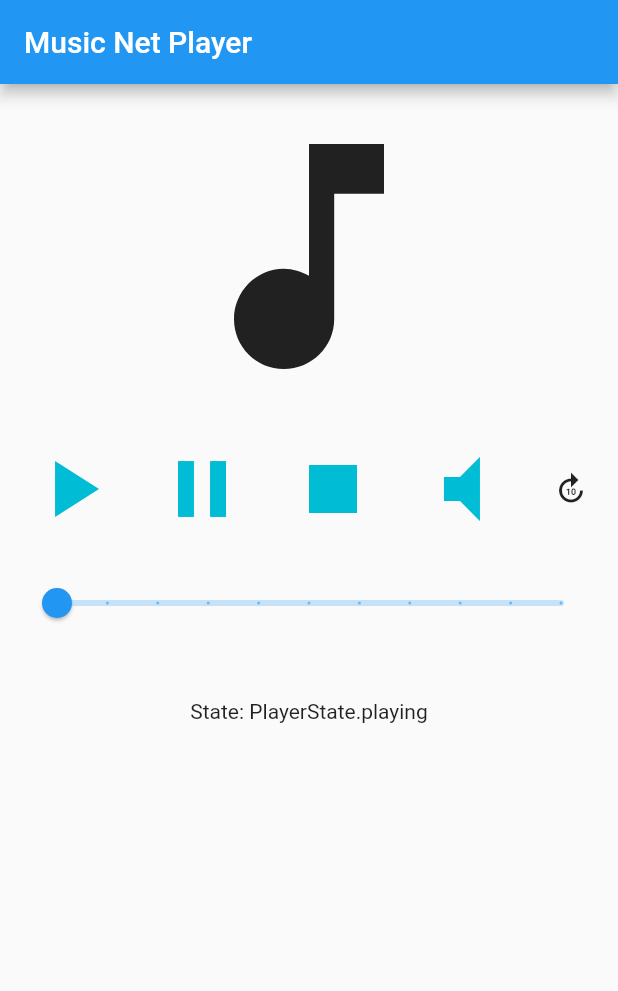
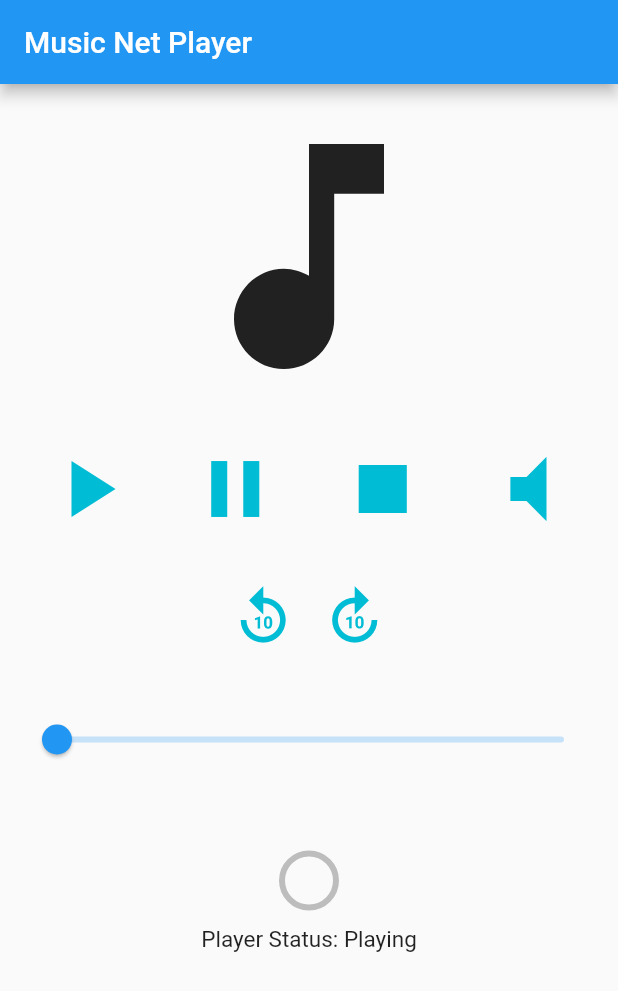
Before and after one commit to hbgit/flutter_a_z, a Flutter app: the screen it shows after launch, after a tap on the "play arrow" icon, after a tap on the "forward 10" icon, on a phone screen of 412 x 824 dp. Shown: the top 991 px of the screen. Run offline on Flutter 3.47's test engine with Material 2 defaults, Android fonts, the phone set to English and light mode, and no system bars; missing offline and left inert: audioplayer.

Commit message:
Add player functions
Signed-off-by: Herbert Rocha <herberthb12@gmail.com>

```diff
--- a/lib/view/HomeScreen.dart
+++ b/lib/view/HomeScreen.dart
@@ -17,12 +17,10 @@ enum PlayerState { stopped, playing, paused }
 class HomeScreen extends StatefulWidget {
   final String url;
 
-  HomeScreen({Key key, @required this.url})
-      : super(key: key);
+  HomeScreen({Key key, @required this.url}) : super(key: key);
 
   @override
   _HomeScreenState createState() => _HomeScreenState();
-
 }
 
 class _HomeScreenState extends State<HomeScreen> {
@@ -48,25 +46,23 @@ class _HomeScreenState extends State<HomeScreen> {
   get _positionText =>
       _position != null ? _position.toString().split('.').first : '';
 
-  double _getPositionValue(){
-    if(_duration != null){
-      return _position?.inMilliseconds?.toDouble() ?? 0.0;
+  double _getPositionValue() {
+    if (_duration != null) {
+      print("POSITION: ${_position?.inSeconds?.toDouble() ?? 0.0}");
+      return _position?.inSeconds?.toDouble() ?? 0.0;
     }
 
     return 0.0;
   }
 
-  double _getMaxPositionValue(){
-    if(_duration != null){
-      return _duration.inMilliseconds.toDouble();
+  double _getMaxPositionValue() {
+    if (_duration != null) {
+      print("DURATION: ${_duration?.inSeconds?.toDouble() ?? 0.0}");
+      return _duration?.inSeconds?.toDouble() ?? 0.0;
     }
 
-    return 0;
+    return 0.0;
   }
-
-
-
-
 
   @override
   void initState() {
@@ -97,26 +93,25 @@ class _HomeScreenState extends State<HomeScreen> {
       });
     });
 
-    _audioPlayerStateSubscription = _audioPlayer.onPlayerStateChanged.listen((event) {
-
-      if(event == AudioPlayerState.PLAYING){
+    _audioPlayerStateSubscription =
+        _audioPlayer.onPlayerStateChanged.listen((event) {
+      if (event == AudioPlayerState.PLAYING) {
         setState(() {
           _duration = _audioPlayer.duration;
         });
-      }else if(event == AudioPlayerState.STOPPED){
+      } else if (event == AudioPlayerState.STOPPED) {
         _onComplete();
         setState(() {
           _position = _duration;
         });
       }
-     }, onError: (msg){
+    }, onError: (msg) {
       setState(() {
         _playerState = PlayerState.stopped;
         _duration = Duration(seconds: 0);
         _position = Duration(seconds: 0);
       });
     });
-
   }
 
   Future _play() async {
@@ -126,7 +121,6 @@ class _HomeScreenState extends State<HomeScreen> {
     setState(() {
       _playerState = PlayerState.playing;
     });
-
   }
 
   Future _stop() async {
@@ -150,6 +144,18 @@ class _HomeScreenState extends State<HomeScreen> {
       isMuted = muted;
     });
   }
+
+
+  String _getPlayerStateString(){
+    if(_playerState == PlayerState.playing){
+      return "Playing";
+    }else if(_playerState == PlayerState.paused){
+      return "Paused";
+    }else{
+      return "Stopped";
+    }
+  }
+
 
   // interface
   @override
@@ -181,9 +187,9 @@ class _HomeScreenState extends State<HomeScreen> {
               children: [
                 IconButton(
                   icon: Icon(Icons.play_arrow),
-                  onPressed: (){
-                    print(_isPlaying);
-                    if(!_isPlaying){
+                  onPressed: () {
+                    //print(_isPlaying);
+                    if (!_isPlaying) {
                       _play();
                     }
                   },
@@ -192,18 +198,17 @@ class _HomeScreenState extends State<HomeScreen> {
                 ),
                 IconButton(
                     icon: Icon(Icons.pause),
-                  onPressed: (){
-                    if(_isPlaying){
+                    onPressed: () {
+                      if (_isPlaying) {
                         _pause();
                       }
                     },
                     iconSize: 64,
-                  color: Colors.cyan
-                ),
+                    color: Colors.cyan),
                 IconButton(
                   key: Key('stop_button'),
-                  onPressed: (){
-                    if ( _isPlaying || _isPaused){
+                  onPressed: () {
+                    if (_isPlaying || _isPaused) {
                       _stop();
                     }
                   },
@@ -213,12 +218,12 @@ class _HomeScreenState extends State<HomeScreen> {
                 ),
                 IconButton(
                   icon: _muteWIcon,
-                  onPressed: (){
+                  onPressed: () {
                     isMuted = !isMuted;
-                    if(isMuted){
+                    if (isMuted) {
                       _muteWIcon = Icon(Icons.volume_off);
                       _mute(true);
-                    }else{
+                    } else {
                       _muteWIcon = Icon(Icons.volume_mute);
                       _mute(false);
                     }
@@ -226,20 +231,34 @@ class _HomeScreenState extends State<HomeScreen> {
                   color: Colors.cyan,
                   iconSize: 64,
                 ),
+              ],
+            ),
+            Column(
+              children: [
+                Padding(
+                  padding: EdgeInsets.all(15),
+                  child: Row(
+                    mainAxisAlignment: MainAxisAlignment.center,
+                    children: [
+                      IconButton(
+                        icon: Icon(Icons.replay_10),
+                        color: Colors.cyan,
+                        iconSize: 45,
+                        onPressed: () {
+                          _audioPlayer.seek(_getPositionValue() - 10);
+                        },
+                      ),
                       IconButton(
                         icon: Icon(Icons.forward_10),
-                        onPressed: (){
-                          print(_getPositionValue());
-                          print(_getMaxPositionValue());
-                          _audioPlayer.seek(_getPositionValue()*10);
-
-
+                        color: Colors.cyan,
+                        iconSize: 45,
+                        onPressed: () {
+                          _audioPlayer.seek(_getPositionValue() + 10);
                         },
                       ),
                     ],
                   ),
-            Column(
-              children: [
+                ),
                 Padding(
                   padding: EdgeInsets.all(12),
                   child: Stack(
@@ -247,14 +266,17 @@ class _HomeScreenState extends State<HomeScreen> {
                       Slider(
                         value: _getPositionValue(),
                         onChanged: (double value) {
-                            print(value);
-                            print((value/100).roundToDouble());
-                            print(_getMaxPositionValue());
-                            return _audioPlayer.seek((value/100).roundToDouble());
+                          print("SLICER: ${value.roundToDouble()}");
+                          setState(() {
+                            _position = Duration(seconds: value.toInt());
+                            _audioPlayer.seek(value.roundToDouble());
+                          });
                         },
                         min: 0.0,
                         max: _getMaxPositionValue(),
-                          divisions: 10,
+                        divisions: (_getMaxPositionValue() != 0
+                            ? _getMaxPositionValue().toInt()
+                            : 100),
                       ),
                     ],
                   ),
@@ -265,9 +287,25 @@ class _HomeScreenState extends State<HomeScreen> {
                       : _duration != null ? _durationText : '',
                   style: TextStyle(fontSize: 24),
                 ),
+                Padding(
+                  padding: EdgeInsets.all(12.0),
+                  child: CircularProgressIndicator(
+                    value: _position != null && _position.inSeconds > 0
+                        ? (_position?.inSeconds?.toDouble() ?? 0.0) /
+                            (_duration?.inSeconds?.toDouble() ?? 0.0)
+                        : 0.0,
+                    valueColor: AlwaysStoppedAnimation(Colors.blue[700]),
+                    backgroundColor: Colors.grey.shade400,
+                  ),
+                ),
               ],
             ),
-            Text('State: $_playerState')
+            Text(
+              'Player Status: ${_getPlayerStateString()}',
+              style: TextStyle(
+                fontSize: 15,
+              ),
+            )
           ],
         ),
       ),
```
Lines whose indentation alone changed are shown as unchanged.
